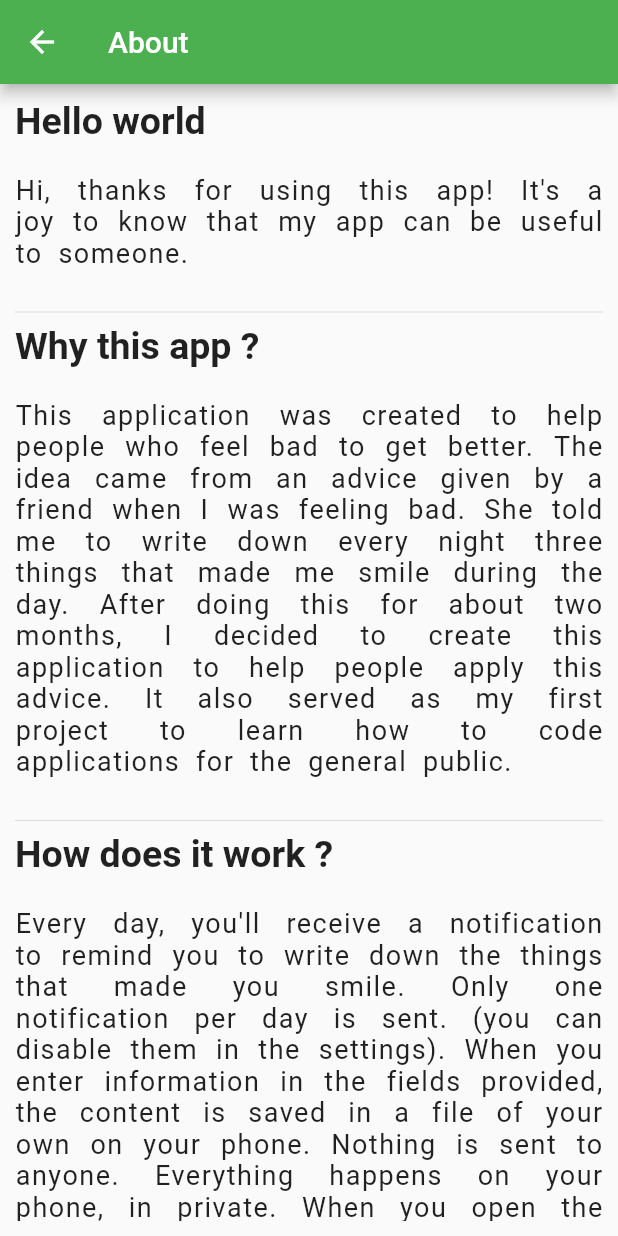
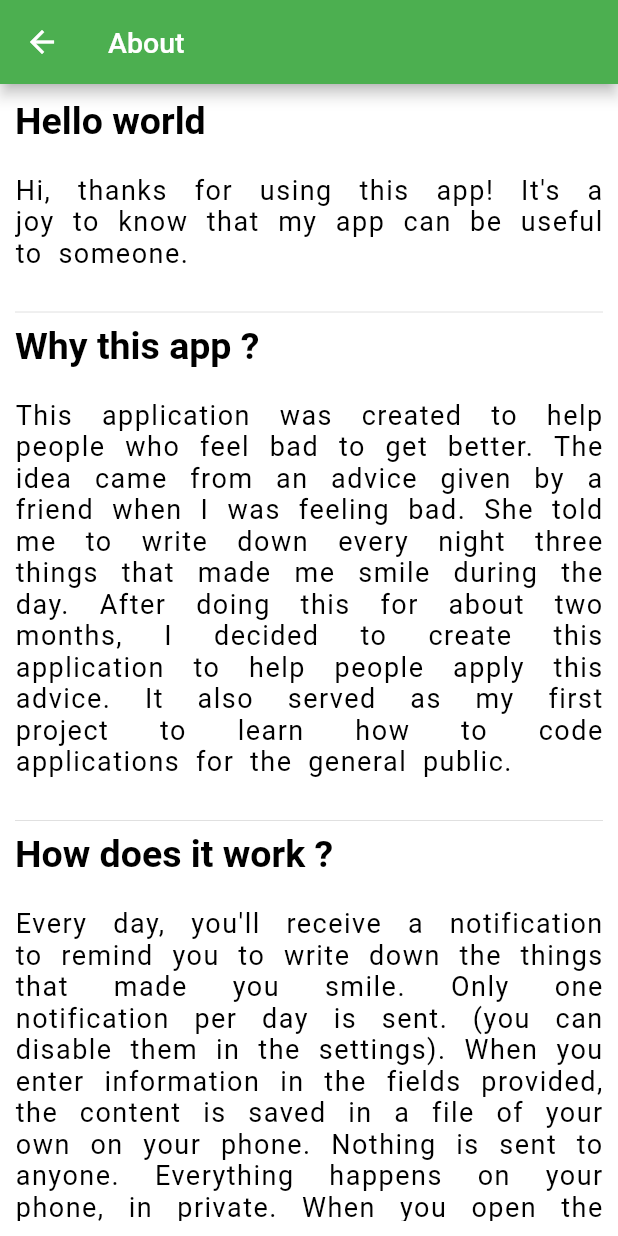
Before and after one commit to Alpagateau/blabliblu, a Flutter app: the screen it shows after launch, in the side drawer, after a tap on "About", on a phone screen of 412 x 824 dp. Run offline on Flutter 3.47's test engine with Material 2 defaults, Android fonts, the phone set to English and light mode, and no system bars; our stand-ins replace awesome_notifications, shared_preferences.

Commit message:
Drak theme

```diff
--- a/lib/aboutPageWidget.dart
+++ b/lib/aboutPageWidget.dart
@@ -17,58 +17,65 @@ class AboutPage extends StatelessWidget {
   Widget build(BuildContext context) {
     String a = "hello";
     return Scaffold(
+        backgroundColor: Theme.of(context).backgroundColor,
         appBar: AppBar(title: const Text("About")),
         body: Padding(
           padding: const EdgeInsets.all(10),
           child: ListView(
             children: [
-              const Text(
+              Text(
                 "Hello world",
                 style: TextStyle(
                   fontWeight: FontWeight.bold,
                   fontSize: 25,
+                  color: Theme.of(context).textTheme.caption?.color,
                 ),
               ),
-              const Text(
+              Text(
                 "\n    Hi, thanks for using this app! It's a joy to know that my app can be useful to someone. \n",
                 style: TextStyle(
                   fontSize: 18,
                   wordSpacing: 5,
                   letterSpacing: 1,
+                  color: Theme.of(context).textTheme.caption?.color,
                 ),
                 textAlign: TextAlign.justify,
               ),
               const Divider(),
-              const Text(
+              Text(
                 "Why this app ?",
                 style: TextStyle(
                   fontWeight: FontWeight.bold,
                   fontSize: 25,
+                  color: Theme.of(context).textTheme.caption?.color,
                 ),
               ),
-              const Text(
+              Text(
                 "\n    This application was created to help people who feel bad to get better. The idea came from an advice given by a friend when I was feeling bad. She told me to write down every night three things that made me smile during the day. After doing this for about two months, I decided to create this application to help people apply this advice. It also served as my first project to learn how to code applications for the general public. \n",
                 style: TextStyle(
                   fontSize: 18,
                   wordSpacing: 5,
                   letterSpacing: 1,
+                  color: Theme.of(context).textTheme.caption?.color,
                 ),
                 textAlign: TextAlign.justify,
               ),
               const Divider(),
-              const Text(
+              Text(
                 "How does it work ?",
                 style: TextStyle(
                   fontWeight: FontWeight.bold,
                   fontSize: 25,
+                  color: Theme.of(context).textTheme.caption?.color,
                 ),
               ),
-              const Text(
+              Text(
                 "\n    Every day, you'll receive a notification to remind you to write down the things that made you smile. Only one notification per day is sent. (you can disable them in the settings). When you enter information in the fields provided, the content is saved in a file of your own on your phone. Nothing is sent to anyone. Everything happens on your phone, in private. When you open the Diary, the file is opened and displayed in a convenient way. ",
                 style: TextStyle(
                   fontSize: 18,
                   wordSpacing: 5,
                   letterSpacing: 1,
+                  color: Theme.of(context).textTheme.caption?.color,
                 ),
                 textAlign: TextAlign.justify,
               ),
@@ -79,79 +86,96 @@ class AboutPage extends StatelessWidget {
                   fontSize: 18,
                   wordSpacing: 5,
                   letterSpacing: 1,
+                  color: Theme.of(context).textTheme.caption?.color,
                 ),
                 textAlign: TextAlign.justify,
               ),
               const Divider(),
-              const Text(
+              Text(
                 "Some tips",
                 style: TextStyle(
                   fontWeight: FontWeight.bold,
                   fontSize: 25,
+                  color: Theme.of(context).textTheme.caption?.color,
                 ),
               ),
-              const Text(
+              Text(
                 "\n    So, from my view, you sould try to be as precise as possible while writing, it will make the text longer and may force you to use multiple cells, at the end, when you'll look back at it, it would seems like u did more work !!",
                 style: TextStyle(
                   fontSize: 18,
                   wordSpacing: 5,
+                  color: Theme.of(context).textTheme.caption?.color,
                   letterSpacing: 1,
                 ),
                 textAlign: TextAlign.justify,
               ),
               const Divider(),
-              const Text(
+              Text(
                 "Three good things ?",
                 style: TextStyle(
                   fontWeight: FontWeight.bold,
                   fontSize: 25,
+                  color: Theme.of(context).textTheme.caption?.color,
                 ),
               ),
-              const Text(
+              Text(
                 "\n    The \"3 good things\" principle is an idea that allows us to focus on the positive. It has been used in particular for health care workers in order to combat possible depression",
                 style: TextStyle(
                   fontSize: 18,
                   wordSpacing: 5,
                   letterSpacing: 1,
+                  color: Theme.of(context).textTheme.caption?.color,
                 ),
                 textAlign: TextAlign.justify,
               ),
-              const Text(
+              Text(
                 "Sources : ",
                 style: TextStyle(
                   fontWeight: FontWeight.bold,
                   fontSize: 22,
+                  color: Theme.of(context).textTheme.caption?.color,
                 ),
               ),
               InkWell(
-                child: const Text("Happy project : 3 good things"),
+                child: Text(
+                  "Happy project : 3 good things",
+                  style: Theme.of(context).textTheme.caption,
+                ),
                 onTap: () =>
                     launch("https://happyproject.in/three-good-things/"),
               ),
               InkWell(
-                child: const Text("Dr. J. Bryan Sexton - Three Good Things"),
+                child: Text(
+                  "Dr. J. Bryan Sexton - Three Good Things",
+                  style: Theme.of(context).textTheme.caption,
+                ),
                 onTap: () =>
                     launch("https://www.youtube.com/watch?v=hZ4aT_RVHCs"),
               ),
               InkWell(
-                child: const Text("Dr. Seligman : Three Good Things"),
+                child: Text(
+                  "Dr. Seligman : Three Good Things",
+                  style: Theme.of(context).textTheme.caption,
+                ),
                 onTap: () =>
                     launch("https://www.youtube.com/watch?v=ZOGAp9dw8Ac"),
               ),
               const Divider(),
-              const Text(
+              Text(
                 "Credits",
                 style: TextStyle(
                   fontWeight: FontWeight.bold,
                   fontSize: 25,
+                  color: Theme.of(context).textTheme.caption?.color,
                 ),
               ),
-              const Text(
+              Text(
                 "\n    The code was mainly made by Martin Nadaud (Alpagateau), but helped by the contributors on github. The icon was made by Marie Perrier (@art_with_marie)",
                 style: TextStyle(
                   fontSize: 18,
                   wordSpacing: 5,
                   letterSpacing: 1,
+                  color: Theme.of(context).textTheme.caption?.color,
                 ),
                 textAlign: TextAlign.justify,
               ),
--- a/lib/main.dart
+++ b/lib/main.dart
@@ -52,6 +52,7 @@ class MeApp extends StatelessWidget {
     return MaterialApp(
         title: 'Blabliblu',
         theme: themes.MainTheme,
+        darkTheme: themes.DarkTheme,
         home: MyHomePage(title: 'Blabliblu', storage: CounterStorage()));
   }
 }
@@ -253,6 +254,7 @@ class _MyHomePageState extends State<MyHomePage>
           builder: (context) {
             String value = showContent ? message : "Saved";
             return AlertDialog(content: Text(value));
+            // TODO Style alerts
           });
     });
   }
@@ -314,9 +316,7 @@ class _MyHomePageState extends State<MyHomePage>
         List<Widget> children;
         if (snapshot.hasData) {
           children = [
-            Container(
-              color: Theme.of(context).backgroundColor,
-              child: Stack(
+            Stack(
               children: <Widget>[
                 Center(
                   child: Image.asset("assets/images/icon512.png"),
@@ -324,6 +324,8 @@ class _MyHomePageState extends State<MyHomePage>
                 Center(
                   // Center is a layout widget. It takes a single child and positions it
                   // in the middle of the parent.
+                  child: Container(
+                    //color: Theme.of(context).backgroundColor,
                     child: Padding(
                       padding: const EdgeInsets.all(5),
                       child: ListView.builder(
@@ -339,9 +341,9 @@ class _MyHomePageState extends State<MyHomePage>
                         },
                       ),
                     ),
-                  )
+                  ),
+                ),
               ],
-              ),
             )
           ];
         } else if (snapshot.hasError) {
@@ -372,12 +374,15 @@ class _MyHomePageState extends State<MyHomePage>
           ];
         }
         return Scaffold(
+          backgroundColor: Theme.of(context).backgroundColor,
           appBar: AppBar(
             // Here we take the value from the MyHomePage object that was created by
             // the App.build method, and use it to set our appbar title.
             title: Text(widget.title),
           ),
           drawer: Drawer(
+            child: Container(
+              color: Theme.of(context).backgroundColor,
               child: ListView(
                 children: [
                   DrawerHeader(
@@ -386,27 +391,23 @@ class _MyHomePageState extends State<MyHomePage>
                     ),
                     child: Column(
                       crossAxisAlignment: CrossAxisAlignment.start,
-                    children: const <Widget>[
-                      Text(
-                        "Blabliblu",
-                        style: TextStyle(
-                          fontSize: 38,
-                          color: Colors.white,
-                        ),
-                      ),
-                      Text(
-                        "Every day, just type 3 good things that happend.",
-                        style: TextStyle(
-                          color: Colors.white,
-                          fontSize: 20,
-                        ),
-                      )
+                      children: <Widget>[
+                        Text("Blabliblu",
+                            style: Theme.of(context).textTheme.headline1),
+                        Text("Every day, just type 3 good things that happend.",
+                            style: Theme.of(context).textTheme.headline2),
                       ],
                     ),
                   ),
                   ListTile(
-                  leading: const Icon(Icons.info),
-                  title: const Text("About"),
+                    leading: Icon(
+                      Icons.info,
+                      color: Theme.of(context).textTheme.subtitle2?.color,
+                    ),
+                    title: Text(
+                      "About",
+                      style: Theme.of(context).textTheme.subtitle2,
+                    ),
                     onTap: () {
                       Navigator.push(
                           context,
@@ -417,8 +418,14 @@ class _MyHomePageState extends State<MyHomePage>
                     },
                   ),
                   ListTile(
-                  leading: const Icon(Icons.history),
-                  title: const Text("Diary"),
+                    leading: Icon(
+                      Icons.history,
+                      color: Theme.of(context).textTheme.subtitle2?.color,
+                    ),
+                    title: Text(
+                      "Diary",
+                      style: Theme.of(context).textTheme.subtitle2,
+                    ),
                     onTap: () {
                       Navigator.push(
                           context,
@@ -426,12 +433,19 @@ class _MyHomePageState extends State<MyHomePage>
                               builder: (context) => HistoryPage(
                                     storage: widget.storage,
                                     fileStor: inFile,
+                                    context: context,
                                   )));
                     },
                   ),
                   ListTile(
-                  leading: const Icon(Icons.settings),
-                  title: const Text("Options"),
+                    leading: Icon(
+                      Icons.settings,
+                      color: Theme.of(context).textTheme.subtitle2?.color,
+                    ),
+                    title: Text(
+                      "Options",
+                      style: Theme.of(context).textTheme.subtitle2,
+                    ),
                     onTap: () {
                       Navigator.push(
                           context,
@@ -443,6 +457,7 @@ class _MyHomePageState extends State<MyHomePage>
                     },
                   ),
                 ],
+              ),
             ),
           ),
           body: children[0], //normalement c'est bon
@@ -467,10 +482,7 @@ class _MyHomePageState extends State<MyHomePage>
           child: TextField(
             controller: controller,
             maxLines: null,
-            style: (TextStyle(
-                fontSize: 20,
-                fontFamily: 'Raleway',
-                color: Theme.of(context).textTheme.bodyText1!.color)),
+            style: Theme.of(context).textTheme.headline5,
             decoration: const InputDecoration(
               hintText: "Enter your good moment",
             ),
@@ -507,12 +519,7 @@ class _MyHomePageState extends State<MyHomePage>
         child: Center(
           child: Text(
             d + "/" + m + "/" + y,
-            style: TextStyle(
-              fontSize: 20,
-              fontWeight: FontWeight.bold,
-              fontFamily: 'Raleway',
-              color: Theme.of(context).hintColor,
-            ),
+            style: Theme.of(context).textTheme.headline3,
           ),
         ));
   }
@@ -520,7 +527,11 @@ class _MyHomePageState extends State<MyHomePage>
 
 // ignore: must_be_immutable
 class HistoryPage extends StatefulWidget {
-  HistoryPage({Key? key, required this.storage, required this.fileStor})
+  HistoryPage(
+      {Key? key,
+      required this.storage,
+      required this.fileStor,
+      required this.context})
       : super(key: key);
 
   List<String> getValues() {
@@ -529,12 +540,12 @@ class HistoryPage extends StatefulWidget {
 
   CounterStorage storage;
   String fileStor;
+  BuildContext context;
   Widget buildSouvenirCard(int D, int M, int Y, List<String> souv) {
     List<Widget> cards = [
       Text(
         "$D/$M/$Y",
-        style: const TextStyle(
-            fontSize: 25, fontWeight: FontWeight.bold, fontFamily: 'Raleway'),
+        style: Theme.of(context).textTheme.headline4,
       )
     ];
     for (int i = 0; i < souv.length; i++) {
@@ -545,7 +556,7 @@ class HistoryPage extends StatefulWidget {
             padding: const EdgeInsets.all(10),
             child: Text(
               souv[i],
-              style: const TextStyle(fontSize: 16, fontFamily: 'Raleway'),
+              style: Theme.of(context).textTheme.headline5,
             ),
           ),
         ),
@@ -554,7 +565,7 @@ class HistoryPage extends StatefulWidget {
     }
     return Card(
         elevation: 0.5,
-        color: Colors.grey[350],
+        color: Theme.of(context).focusColor,
         child: Padding(
             padding: const EdgeInsets.fromLTRB(8, 2, 8, 2),
             child: Center(child: Column(children: cards))));
@@ -568,8 +579,12 @@ class HistoryPageState extends State<HistoryPage> {
   @override
   Widget build(BuildContext context) {
     return Scaffold(
+        backgroundColor: Theme.of(context).backgroundColor,
         appBar: AppBar(
-          title: const Text("History"),
+          title: Text(
+            "Diary",
+            style: Theme.of(context).textTheme.headline2,
+          ),
         ),
         body: ListView(
           children: [
@@ -596,19 +611,16 @@ class HistoryPageState extends State<HistoryPage> {
                         souv[i]['Date'][2],
                         List<String>.from(souv[i]['souvenirs'])));
                   }
-                  finalList.add(const Padding(
+                  finalList.add(Padding(
                       padding: EdgeInsets.all(20),
                       child: Text(
                         "Nothing more to see here, try to write every day to see the lenght of this list getting longer",
-                        style: TextStyle(
-                          fontSize: 19,
-                          color: Colors.grey,
-                        ),
+                        style: Theme.of(context).textTheme.headline6,
                       )));
                   children = <Widget>[
-                    const Icon(
+                    Icon(
                       Icons.check_circle_outline,
-                      color: Colors.green,
+                      color: Theme.of(context).primaryColor,
                       size: 60,
                     ),
                     Padding(
@@ -674,8 +686,9 @@ class _SettingsPageState extends State<SettingsPage> {
   @override
   Widget build(BuildContext context) {
     return Scaffold(
+        backgroundColor: Theme.of(context).backgroundColor,
         appBar: AppBar(
-          title: const Text("History"),
+          title: Text("History", style: Theme.of(context).textTheme.headline2),
         ),
         body: ListView(
           children: [
@@ -724,17 +737,26 @@ class _SettingsPageState extends State<SettingsPage> {
             ),
             const Divider(),
             CheckboxListTile(
-              title: const Text('Animate Slowly'),
+              title: Text(
+                'Animate Slowly',
+                style: Theme.of(context).textTheme.subtitle1,
+              ),
               value: timeDilation != 1.0,
               onChanged: (bool? value) {
                 setState(() {
                   timeDilation = value! ? 3.0 : 1.0;
                 });
               },
-              secondary: const Icon(Icons.hourglass_empty),
+              secondary: Icon(
+                Icons.hourglass_empty,
+                color: Theme.of(context).textTheme.subtitle1?.color,
+              ),
             ),
             CheckboxListTile(
-              title: const Text('Show Memory Content (Debug)'),
+              title: Text(
+                'Show Memory Content (Debug)',
+                style: Theme.of(context).textTheme.subtitle1,
+              ),
               value: widget.home.showContent,
               onChanged: (bool? value) {
                 setState(() {
@@ -744,7 +766,10 @@ class _SettingsPageState extends State<SettingsPage> {
                   });
                 });
               },
-              secondary: const Icon(Icons.ad_units),
+              secondary: Icon(
+                Icons.ad_units,
+                color: Theme.of(context).textTheme.subtitle1?.color,
+              ),
             ),
             const Padding(
               padding: EdgeInsets.fromLTRB(4, 16, 4, 0),
@@ -760,7 +785,10 @@ class _SettingsPageState extends State<SettingsPage> {
             const Divider(),
             const Divider(),
             CheckboxListTile(
-              title: const Text('Send Notifs'),
+              title: Text(
+                'Send Notifs',
+                style: Theme.of(context).textTheme.subtitle1,
+              ),
               value: widget.home.schedulNotifs,
               onChanged: (bool? value) {
                 setState(() {
@@ -787,7 +815,10 @@ class _SettingsPageState extends State<SettingsPage> {
                   }
                 });
               },
-              secondary: const Icon(Icons.ad_units),
+              secondary: Icon(
+                Icons.ad_units,
+                color: Theme.of(context).textTheme.subtitle1?.color,
+              ),
             ),
           ],
         ));
--- a/lib/themes.dart
+++ b/lib/themes.dart
@@ -1,8 +1,22 @@
 import 'package:flutter/material.dart';
 
+Map<int, Color> color = {
+  50: Color.fromRGBO(13, 153, 153, .1),
+  100: Color.fromRGBO(13, 153, 153, .2),
+  200: Color.fromRGBO(13, 153, 153, .3),
+  300: Color.fromRGBO(13, 153, 153, .4),
+  400: Color.fromRGBO(13, 153, 153, .5),
+  500: Color.fromRGBO(13, 153, 153, .6),
+  600: Color.fromRGBO(13, 153, 153, .7),
+  700: Color.fromRGBO(13, 153, 153, .8),
+  800: Color.fromRGBO(13, 153, 153, .9),
+  900: Color.fromRGBO(13, 153, 153, 1),
+};
+MaterialColor colorCustom = MaterialColor(0xFF0D98BA, color);
 final MainTheme = ThemeData(
   primarySwatch: Colors.green,
   backgroundColor: Colors.white,
+  focusColor: Colors.grey[400],
   cardTheme: CardTheme(
     shape: RoundedRectangleBorder(
       borderRadius: BorderRadius.circular(32.0),
@@ -10,19 +24,117 @@ final MainTheme = ThemeData(
     ),
     clipBehavior: Clip.antiAlias,
   ),
+  textTheme: TextTheme(
+    //Title only (Blabliblu)
+    headline1: TextStyle(
+      fontSize: 38,
+      fontWeight: FontWeight.bold,
+      color: Colors.white,
+    ),
+    //Subtitles
+    headline2: TextStyle(
+      color: Colors.white,
+      fontSize: 25,
+    ),
+    //Date in main page
+    headline3: TextStyle(
+      fontSize: 20,
+      fontWeight: FontWeight.bold,
+      fontFamily: 'Raleway',
+      color: Color.fromARGB(255, 100, 100, 100),
+    ),
+    //date in cards
+    headline4: TextStyle(
+      fontSize: 25,
+      fontWeight: FontWeight.bold,
+      fontFamily: 'Raleway',
+    ),
+    //Text in textFields
+    headline5: TextStyle(
+      fontSize: 22,
+      fontFamily: 'Raleway',
+    ),
+    //memories bottom text
+    headline6: TextStyle(
+      fontSize: 19,
+      color: Colors.grey,
+    ),
+    //Settings
+    subtitle1: TextStyle(
+      color: Color.fromARGB(255, 50, 50, 50),
+    ),
+    //Buttons on the side
+    subtitle2: TextStyle(
+      color: Colors.grey[800],
+    ),
+    // Test in the about
+    caption: TextStyle(
+      color: Colors.black,
+    ),
+  ),
 );
 
 final DarkTheme = ThemeData(
-  primarySwatch: Colors.deepPurple,
+  primarySwatch: colorCustom,
   backgroundColor: Colors.grey[900],
-  //scaffoldBackgroundColor: Colors.grey[500],
-  cardColor: Colors.green[900],
-  hintColor: Colors.green[100],
+  cardColor: Colors.grey[800],
+  focusColor: Colors.grey[800],
   cardTheme: CardTheme(
     shape: RoundedRectangleBorder(
       borderRadius: BorderRadius.circular(32.0),
-      side: BorderSide(color: Colors.grey, width: 1.2),
+      side: BorderSide(color: Color.fromRGBO(12, 12, 12, 1.0), width: 1.2),
     ),
     clipBehavior: Clip.antiAlias,
   ),
+  textTheme: TextTheme(
+    //Title only (Blabliblu)
+    headline1: TextStyle(
+      fontSize: 38,
+      fontWeight: FontWeight.bold,
+      color: Colors.white,
+    ),
+    //Subtitles
+    headline2: TextStyle(
+      color: Colors.white,
+      fontSize: 25,
+    ),
+    //Date in main page
+    headline3: TextStyle(
+      fontSize: 20,
+      fontWeight: FontWeight.bold,
+      fontFamily: 'Raleway',
+      color: Color.fromARGB(255, 160, 160, 180),
+    ),
+    //date in cards
+    headline4: TextStyle(
+      fontSize: 25,
+      fontWeight: FontWeight.bold,
+      fontFamily: 'Raleway',
+    ),
+    //Text in textFields
+    headline5: TextStyle(
+      fontSize: 22,
+      fontFamily: 'Raleway',
+      color: Colors.white54,
+      fontWeight: FontWeight.w400,
+    ),
+    //memories bottom text
+    headline6: TextStyle(
+      fontSize: 19,
+      color: Colors.grey[700],
+    ),
+    //Settings
+    subtitle1: TextStyle(
+      color: Color.fromARGB(255, 120, 120, 120),
+    ),
+    //Buttons on the side
+    subtitle2: TextStyle(
+      color: Colors.white38,
+    ),
+    // Test in the about
+    caption: TextStyle(
+      color: Colors.white70,
+      fontSize: 13,
+    ),
+  ),
 );
--- a/pubspec.yaml
+++ b/pubspec.yaml
@@ -15,7 +15,7 @@ publish_to: 'none' # Remove this line if you wish to publish to pub.dev
 # In iOS, build-name is used as CFBundleShortVersionString while build-number used as CFBundleVersion.
 # Read more about iOS versioning at
 # https://developer.apple.com/library/archive/documentation/General/Reference/InfoPlistKeyReference/Articles/CoreFoundationKeys.html
-version: 1.0.0+1
+version: 1.0.1+1
 
 environment:
   sdk: ">=2.12.0 <3.0.0"
```
Lines whose indentation alone changed are shown as unchanged.
